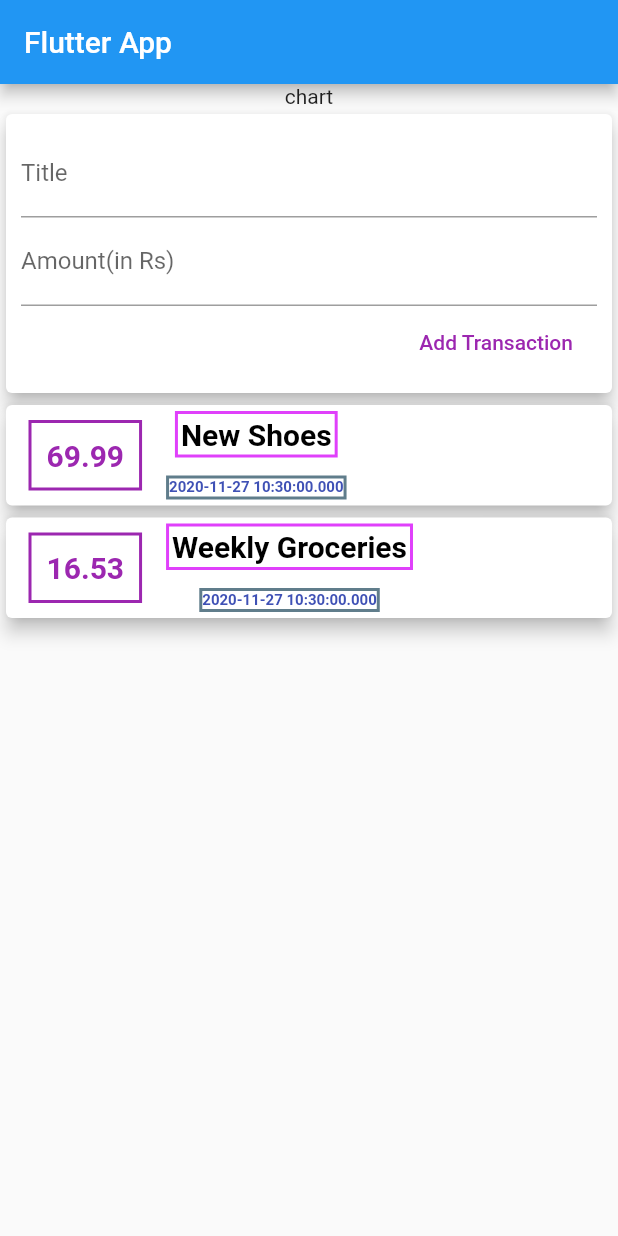
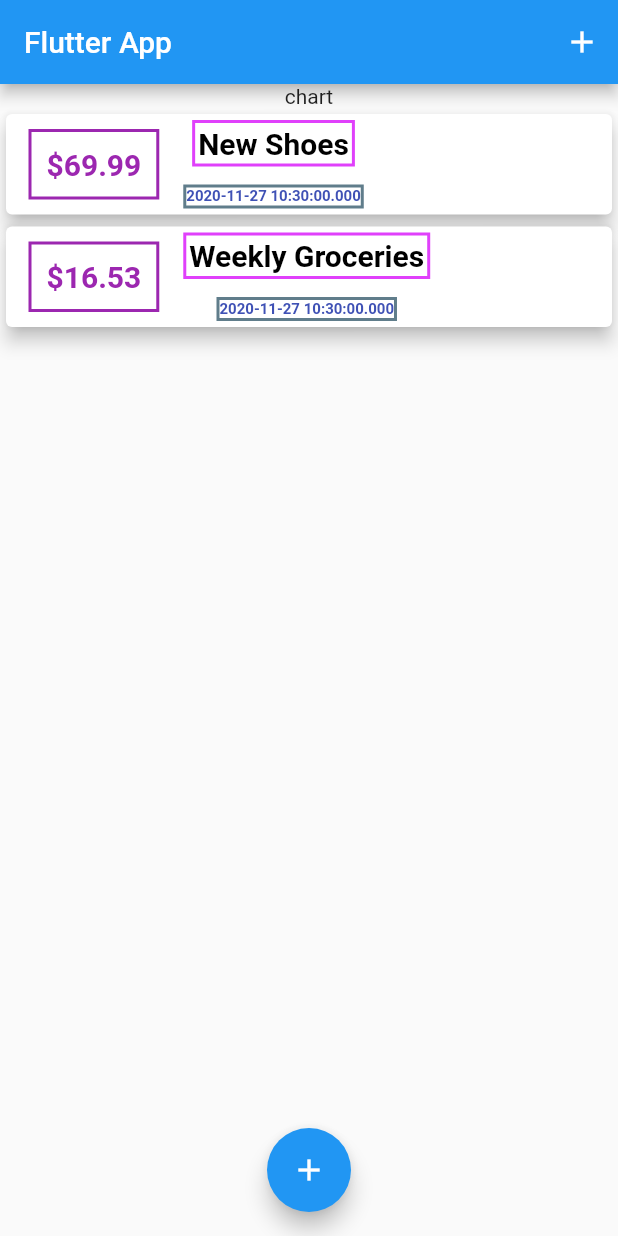
Before and after one commit to kartiklut/Personal-Expense, a Flutter app: the screen it shows after launch, on a phone screen of 412 x 824 dp. Run offline on Flutter 3.47's test engine with Material 2 defaults, Android fonts, the phone set to English and light mode, and no system bars.

```diff
--- a/lib/main.dart
+++ b/lib/main.dart
@@ -1,8 +1,7 @@
 import 'package:flutter/material.dart';
-import 'package:personal_expense/widgets/AddingTransaction.dart';
-import 'package:personal_expense/widgets/CreatingTransaction.dart';
-import 'file:///F:/Flutter%20Projects/personal_expense/lib/models/Transaction.dart';
-import 'package:personal_expense/widgets/transactions_list.dart';
+import './widgets/CreatingTransaction.dart';
+import './models/Transaction.dart';
+import './widgets/transactions_list.dart';
 
 void main() {
   runApp(MyApp());
@@ -10,6 +9,7 @@ void main() {
 
 class MyApp extends StatelessWidget {
   // This widget is the root of your application.
+
   @override
   Widget build(BuildContext context) {
     return MaterialApp(
@@ -19,7 +19,53 @@ class MyApp extends StatelessWidget {
   }
 }
 
-class MyHomePage extends StatelessWidget {
+class MyHomePage extends StatefulWidget {
+
+  @override
+  _MyHomePageState createState() => _MyHomePageState();
+}
+
+class _MyHomePageState extends State<MyHomePage> {
+
+  final List<Transaction> _transactions = [
+    Transaction(
+      id: 't1',
+      title: 'New Shoes',
+      amount: 69.99,
+      date: DateTime.now(),
+    ),
+    Transaction(
+      id: 't2',
+      title: 'Weekly Groceries',
+      amount: 16.53,
+      date: DateTime.now(),
+    ),
+  ];
+
+  void _addNewTransaction(String txtitle, double txamount) {
+    final newTx = Transaction(id: DateTime.now().toString(), title: txtitle, amount: txamount, date: DateTime.now());
+    setState(() {
+      _transactions.add(newTx);
+    });
+  }
+
+
+
+  void onFloatPressed(BuildContext ctx)
+  {
+    showModalBottomSheet(
+      context: ctx,
+      builder: (_) {
+        return GestureDetector(
+          onTap: () {},
+          child: CreatingTransaction(_addNewTransaction),
+          behavior: HitTestBehavior.opaque,
+        );
+      },
+    );
+
+  }
+
   @override
   Widget build(BuildContext context) {
     // TODO: implement build
@@ -28,6 +74,13 @@ class MyHomePage extends StatelessWidget {
     return Scaffold(
       appBar: AppBar(
         title: Text("Flutter App"),
+        actions: <Widget>[
+          IconButton(
+            icon: Icon(Icons.add),
+            onPressed:() => onFloatPressed(context),
+          ),
+        ],
+
       ),
       body: SingleChildScrollView(
         child: Column(
@@ -37,10 +90,16 @@ class MyHomePage extends StatelessWidget {
                 Text("chart"),
               ],
             ),
-            AddingTransaction(),
+            TransactionList(_transactions),
           ],
         ),
       ),
+      floatingActionButtonLocation: FloatingActionButtonLocation.centerFloat,
+      floatingActionButton: FloatingActionButton(
+        child: Icon(Icons.add),
+        onPressed: () => onFloatPressed(context),
+      ),
     );
+
   }
 }
--- a/lib/widgets/AddingTransaction.dart
+++ /dev/null
@@ -1,40 +0,0 @@
-import 'package:flutter/material.dart';
-import 'package:personal_expense/models/Transaction.dart';
-import 'package:personal_expense/widgets/CreatingTransaction.dart';
-import 'package:personal_expense/widgets/transactions_list.dart';
-
-class AddingTransaction extends StatefulWidget {
-  @override
-  AddingTransactionState createState() => AddingTransactionState();
-}
-
-class AddingTransactionState extends State<AddingTransaction> {
-  final List<Transaction> transactions = [
-    Transaction(
-      id: 't1',
-      title: 'New Shoes',
-      amount: 69.99,
-      date: DateTime.now(),
-    ),
-    Transaction(
-      id: 't2',
-      title: 'Weekly Groceries',
-      amount: 16.53,
-      date: DateTime.now(),
-    ),
-  ];
-
-  void addNewTransaction(String txtitle, double txamount) {
-    final newTx = Transaction(id: DateTime.now().toString(), title: txtitle, amount: txamount, date: DateTime.now());
-    setState(() {
-      transactions.add(newTx);
-    });
-  }
-
-  @override
-  Widget build(BuildContext context) {
-    return Column(
-      children: <Widget>[CreatingTransaction(addNewTransaction), TransactionList(transactions)],
-    );
-  }
-}
--- a/lib/widgets/transactions_list.dart
+++ b/lib/widgets/transactions_list.dart
@@ -29,7 +29,7 @@ class TransactionList extends StatelessWidget {
                   ),
                   padding: EdgeInsets.all(10),
                   child: Text(
-                    tx.amount.toString(),
+                    '\$${tx.amount.toStringAsFixed(2)}',
                     style: TextStyle(
                       fontWeight: FontWeight.bold,
                       fontSize: 20,
```
Also changed, not shown: lib/widgets/CreatingTransaction.dart (+31 -7 lines).
